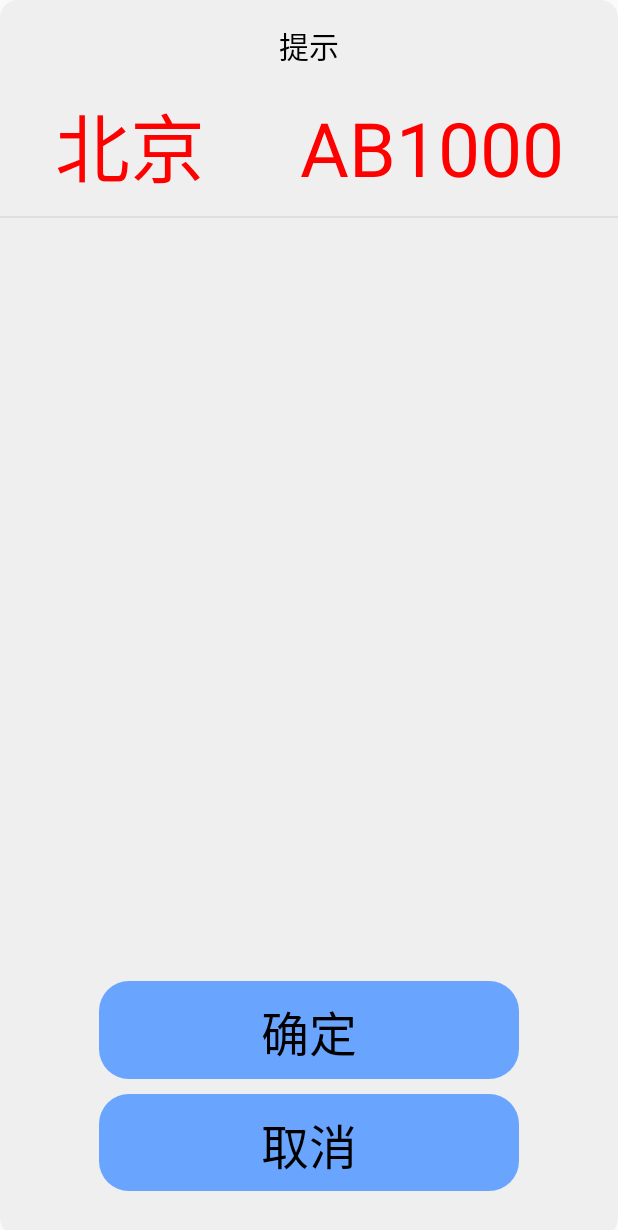
After one commit to YoungLee3000/LuggageTest, an Android app: the layout text_dialog.xml on its own in the app's theme, with its tools: preview values and no code run, on a phone screen of 412 x 824 dp. The commit adds this screen. Shown: the top 1230 px of the screen. Run offline under Robolectric (Android 15) with nearby library versions, the phone set to English and light mode, and no system bars.

Commit message:
优化弹窗

```diff
--- a/app/build.gradle
+++ b/app/build.gradle
@@ -8,8 +8,8 @@ android {
         applicationId "com.nlscan.android.luggagetest"
         minSdkVersion 24
         targetSdkVersion 29
-        versionCode 14
-        versionName "3.4"
+        versionCode 15
+        versionName "3.5"
 
         testInstrumentationRunner "androidx.test.runner.AndroidJUnitRunner"
     }
--- /dev/null
+++ b/app/src/main/res/layout/text_dialog.xml
@@ -0,0 +1,95 @@
+<LinearLayout xmlns:android="http://schemas.android.com/apk/res/android"
+    android:layout_width="match_parent"
+    android:layout_height="match_parent"
+    android:orientation="vertical">
+
+    <RelativeLayout
+        android:layout_width="match_parent"
+        android:layout_height="match_parent"
+        android:background="@drawable/bg_dialog"
+        android:orientation="vertical">
+
+        <TextView
+            android:layout_alignParentTop="true"
+            android:id="@+id/title2"
+            android:layout_width="match_parent"
+            android:layout_height="wrap_content"
+            android:layout_marginLeft="15dp"
+            android:layout_marginRight="15dp"
+            android:layout_marginTop="15dp"
+            android:gravity="center_horizontal"
+            android:text="提示"
+            android:textColor="@color/black"
+            android:textSize="20sp" />
+
+        <TextView
+            android:id="@+id/message"
+            android:layout_width="match_parent"
+            android:layout_height="wrap_content"
+            android:layout_marginBottom="10dp"
+            android:layout_marginLeft="15dp"
+            android:layout_marginRight="15dp"
+            android:layout_marginTop="60dp"
+            android:textAlignment="center"
+            android:text="北京     AB1000"
+            android:lineSpacingExtra="5dp"
+            android:textColor="@color/red"
+            android:textSize="50sp" />
+
+        <View
+            android:layout_below="@id/message"
+            android:layout_width="match_parent"
+            android:layout_height="1dp"
+            android:background="#DFDFDF" />
+
+        <LinearLayout
+            android:layout_marginBottom="20dp"
+            android:layout_alignParentBottom="true"
+            android:layout_width="match_parent"
+            android:layout_height="150dp"
+            android:orientation="vertical">
+
+
+            <TextView
+                android:id="@+id/dialog_confirm_sure"
+                android:layout_width="280dp"
+                android:layout_height="wrap_content"
+                android:layout_weight="1"
+                android:clickable="true"
+                android:background="@drawable/set_btn"
+                android:gravity="center"
+                android:layout_gravity="center"
+                android:textAlignment="center"
+                android:text="@string/sure"
+                android:layout_marginBottom="10dp"
+                android:paddingTop="10dp"
+                android:paddingBottom="12dp"
+                android:visibility="visible"
+                android:textColor="@color/black"
+                android:textSize="32sp" />
+
+            <TextView
+                android:id="@+id/dialog_confirm_cancle"
+                android:layout_width="280dp"
+                android:layout_height="wrap_content"
+                android:layout_weight="1"
+                android:clickable="true"
+                android:background="@drawable/set_btn"
+                android:layout_gravity="center"
+                android:textAlignment="center"
+                android:paddingTop="10dp"
+                android:paddingBottom="12dp"
+                android:text="@string/cancel"
+                android:textColor="@color/black"
+                android:layout_marginBottom="10dp"
+                android:textSize="32sp" />
+
+
+
+
+
+
+
+        </LinearLayout>
+    </RelativeLayout>
+</LinearLayout>
--- a/app/src/main/res/values/strings.xml
+++ b/app/src/main/res/values/strings.xml
@@ -30,6 +30,7 @@
 
     <string name="sure">确定</string>
     <string name="cancel">取消</string>
+    <string name="cancel_hug">取消搬运</string>
 
 
     <string name="car_tips">请在完成第一个行李的搬运时,点击“设置拖车”按钮设置拖车号。</string>
```
Also changed, not shown: app/src/main/java/com/nlscan/android/luggagetest/CustomTextDialog.java (added, +72 -0 lines), app/src/main/java/com/nlscan/android/luggagetest/MainActivity.java (+111 -85 lines), app/src/main/res/drawable/btnpp.png (added).
